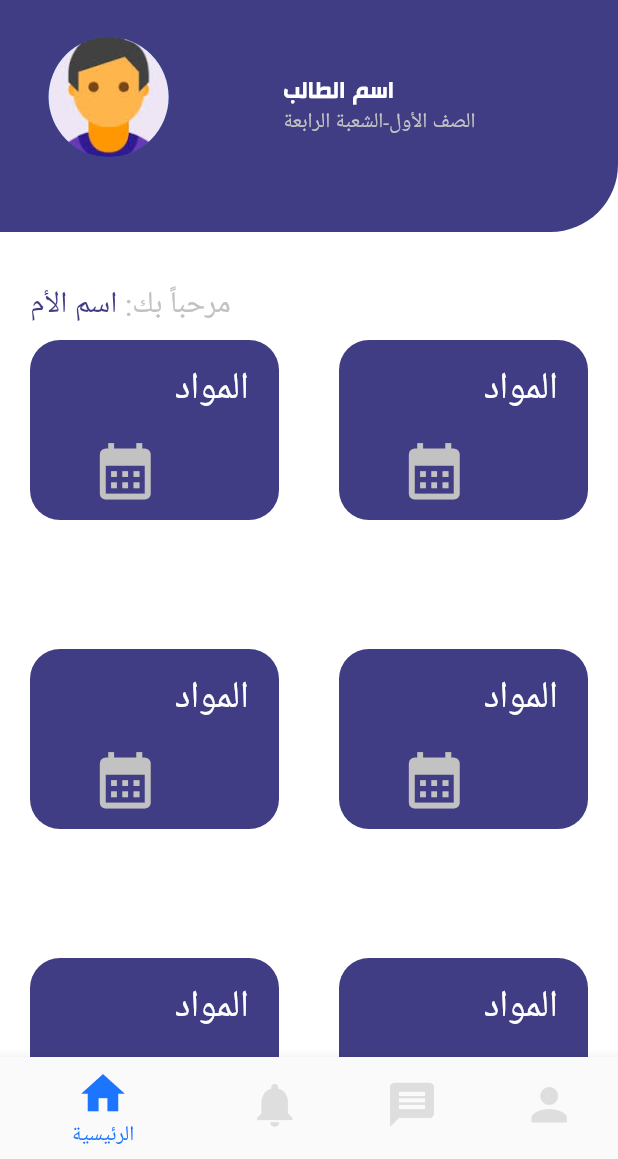
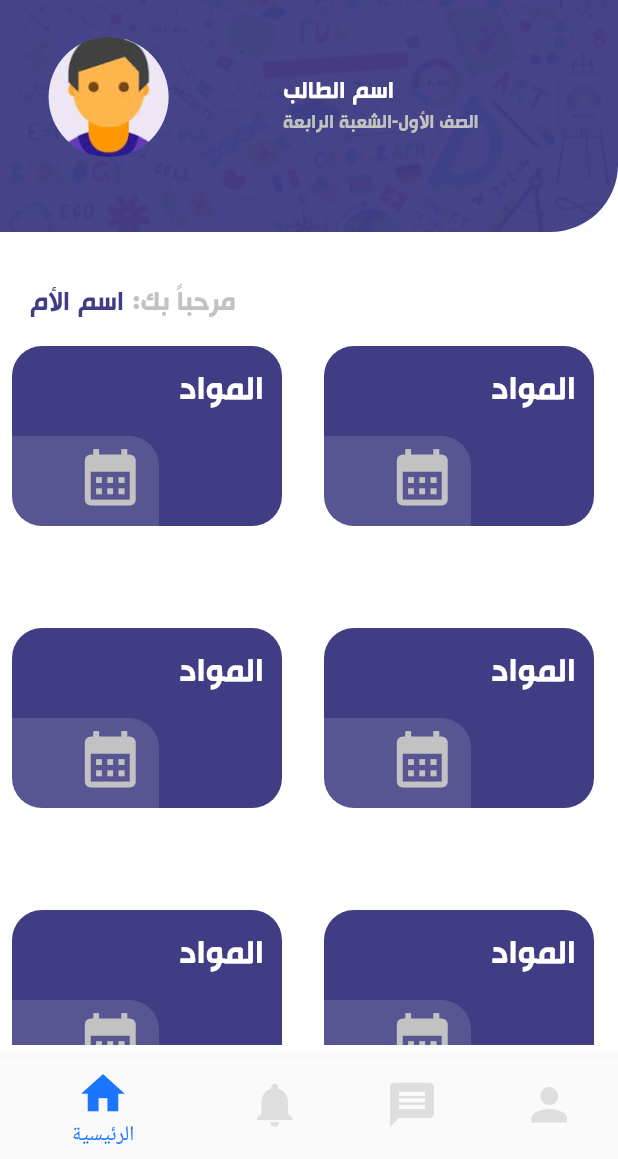
Before and after one commit to SuraAborass/SchoolApp, a Flutter app: the screen it shows after launch, on a phone screen of 412 x 824 dp, the part 77-1236 px from its top. Run offline on Flutter 3.47's test engine with Material 2 defaults, Android fonts, the light colour scheme and no system bars; our stand-ins replace get; Roboto replaces fonts that are missing (Hacen Tunisia Lt).

Commit message:
add homework and subjects screens

```diff
--- a/lib/Constants/get_pages.dart
+++ b/lib/Constants/get_pages.dart
@@ -1,4 +1,6 @@
 import 'package:get/get.dart';
+import '../PrsentationLayer/Screens/Public/HomeWorks_screen.dart';
+import '../PrsentationLayer/Screens/Public/Subjects_screen.dart';
 import '../PrsentationLayer/Screens/Public/home_screen.dart';
 import 'get_routes.dart';
 
@@ -7,4 +9,12 @@ List<GetPage<dynamic>> getPages = [
       name: AppRoutes.homeScreen,
       page: () => const HomeScreen(),
   ),
+  GetPage(
+    name: AppRoutes.subjectsScreen,
+    page: () => const SubjectsScreen(),
+  ),
+  GetPage(
+    name: AppRoutes.homeWorksScreen,
+    page: () => const HomeWorkScreen(),
+  ),
 ];
--- a/lib/Constants/get_routes.dart
+++ b/lib/Constants/get_routes.dart
@@ -1,3 +1,6 @@
 class AppRoutes {
   static const homeScreen = "/home";
+  static const subjectsScreen = "/home/subjectsScreen";
+  static const homeWorksScreen = "/home/homeWorksScreen";
+  static const busScreen = "/home/busScreen";
 }
--- a/lib/Constants/ui_colors.dart
+++ b/lib/Constants/ui_colors.dart
@@ -3,9 +3,11 @@ import 'package:flutter/material.dart';
 class UIColors {
 static const primary = Color(0xff403D84);
 static const white = Color(0xffFFFFFF);
+static const lightWhite = Color(0x20FFFFFF);
 static const gray = Color(0xffC2C2C2);
-static const pink = Color(0xffF65E5E);
+static const pink = Color(0xffE56464);
 static const green = Color(0xff68D464);
+static const lightBlack = Color(0xff6B6B6B);
 
 //bottom_navigation_bar
   static const iconColor = Color(0xffC2C2C2);
--- a/lib/Constants/ui_text_styles.dart
+++ b/lib/Constants/ui_text_styles.dart
@@ -10,6 +10,6 @@ class UITextStyle{
   fontWeight: FontWeight.normal,
      color: UIColors.gray,
      fontSize: 14,
-     fontFamily: "Hacen Tunisia Lt");
+     fontFamily: "Hacen");
 
 }
--- a/lib/PrsentationLayer/Screens/Public/home_screen.dart
+++ b/lib/PrsentationLayer/Screens/Public/home_screen.dart
@@ -9,6 +9,7 @@ import '../../Widgets/Public/bottom_navigation_bar.dart';
 import '../../Widgets/Public/drawer.dart';
 import 'package:get/get.dart';
 
+import '../../Widgets/Public/home_item.dart';
 import '../../Widgets/Subjects/Subject_item.dart';
 
 class HomeScreen extends StatelessWidget {
@@ -18,7 +19,7 @@ class HomeScreen extends StatelessWidget {
   Widget build(BuildContext context) {
     return Scaffold(
       backgroundColor: UIColors.white,
-      appBar: customAppBar(context),
+      appBar: customAppBar(),
       drawer: const CustomDrawer(),
       bottomNavigationBar: const CustomBottomNavigationBar(),
       body: Column(
@@ -35,6 +36,7 @@ class HomeScreen extends StatelessWidget {
                color: UIColors.primary,
                borderRadius: radiusbottomright,
              ),
+             child: Image.asset('assets/images/Image 2.png',fit: BoxFit.cover,),
            ),
            Row(
              mainAxisAlignment: MainAxisAlignment.start,
@@ -44,16 +46,6 @@ class HomeScreen extends StatelessWidget {
                  flex: 2,
                   child: Padding(
                     padding:  EdgeInsets.only(top: 20.0,right: 20,),
-                    //child:
-                    // Container(
-                    //   decoration: const BoxDecoration(
-                    //       image: DecorationImage(image: AssetImage("assets/images/user-default.png"),
-                    //           fit: BoxFit.cover),
-                    //       color: UIColors.white,
-                    //       borderRadius:  BorderRadius.all(Radius.circular(200.0))),
-                    //   height: 90,
-                    //   width: 90 ,
-                    // ),
                     child: CircleAvatar(
                      radius: 40,
                      backgroundImage: AssetImage("assets/images/user-default.png",),
@@ -93,18 +85,19 @@ class HomeScreen extends StatelessWidget {
             ),
             const SizedBoxHeight(),
             Expanded(
-              child: SizedBox(
-                width: Get.width,
-                child: GridView.builder(
-                  itemCount: 8,
-                gridDelegate: const SliverGridDelegateWithFixedCrossAxisCount(crossAxisCount: 2,
+              child: Padding(
+                padding: const EdgeInsets.all(8.0),
+                child: SizedBox(
+                  child: GridView.builder(
+                    itemCount: 8,
+                  gridDelegate: const SliverGridDelegateWithFixedCrossAxisCount(
+                    crossAxisCount: 2,crossAxisSpacing: 20),
+                    physics: const BouncingScrollPhysics(),
+                    itemBuilder: (context, i){
+                      return   HomeItem();
+                    },
                 ),
-                  itemBuilder: (context, i){
-                    return  Container(
-                        margin: const EdgeInsets.only(right: 20,left: 20),
-                        child:  const SubjectItem());
-                  },
-              ),
+                ),
               ),
             )
           ],
--- a/lib/PrsentationLayer/Widgets/Public/AppBar.dart
+++ b/lib/PrsentationLayer/Widgets/Public/AppBar.dart
@@ -1,11 +1,18 @@
 import 'package:flutter/material.dart';
 import '../../../Constants/ui_colors.dart';
 
-PreferredSizeWidget customAppBar(BuildContext context) {
+
+PreferredSizeWidget customAppBar({Widget? bool }) {
   return AppBar(
-    // leadingWidth: 200,
     backgroundColor: UIColors.primary,
     elevation: 0.0,
+    // shape: const RoundedRectangleBorder(
+    //   borderRadius: BorderRadius.only(
+    //     bottomRight: Radius.circular(24),
+    //   ),
+    // ),
+    flexibleSpace: Container(decoration: const BoxDecoration(
+        image:DecorationImage(image: AssetImage('assets/images/Image 2.png'),fit: BoxFit.cover)),),
     leading:   Builder(builder: (context) {
       return IconButton(
           onPressed: () {
@@ -24,7 +31,7 @@ PreferredSizeWidget customAppBar(BuildContext context) {
     //   width: 119,
     // ),
     actions: [
-      Align(
+    Align(
         alignment: Alignment.centerLeft,
         child: Padding(
           padding: const EdgeInsets.only(top: 14.0,left: 14),
@@ -32,7 +39,7 @@ PreferredSizeWidget customAppBar(BuildContext context) {
             'assets/images/logo.png',
           ),
         ),
-      ),
+      )
     ],
   );
 }
--- /dev/null
+++ b/lib/PrsentationLayer/Widgets/Public/home_item.dart
@@ -0,0 +1,40 @@
+import 'package:flutter/material.dart';
+import '../../../Constants/ui_colors.dart';
+import '../../../Constants/ui_text_styles.dart';
+import 'package:get/get.dart';
+
+class HomeItem extends StatelessWidget {
+  const HomeItem({Key? key}) : super(key: key);
+// final String route;
+// final String name;
+  @override
+  Widget build(BuildContext context) {
+    return InkWell(
+      onTap: (){},
+      child: Stack(
+        children: [
+          Container(
+            decoration: BoxDecoration(
+              borderRadius: BorderRadius.circular(20),
+              color: UIColors.primary,
+            ),
+            width: 180,
+            height: 120,
+          ),
+          Positioned( top: 15,right:20,
+            child: Text('المواد',
+              style: UITextStyle.bodyNormal.copyWith(color: UIColors.white,fontSize: 25),),),
+              Positioned(top: 60,right: 90,
+                  child: Container(height: 60, width: 100,
+          decoration: const BoxDecoration(
+                color: UIColors.lightWhite,
+                borderRadius: BorderRadius. only(topRight: Radius.circular(20))
+              ),
+               )),
+          const Positioned(top: 65,right:100,
+              child: Icon(Icons.calendar_month,size: 45,color: UIColors.iconColor,))
+        ],
+      ),
+    );
+  }
+}
```
Also changed, not shown: lib/PrsentationLayer/Screens/Public/Bus_screen.dart (added, +16 -0 lines), lib/PrsentationLayer/Screens/Public/HomeWorks_screen.dart (added, +30 -0 lines), lib/PrsentationLayer/Screens/Public/Subjects_screen.dart (added, +31 -0 lines), lib/PrsentationLayer/Screens/Public/holiday_screen.dart (added, +10 -0 lines), lib/PrsentationLayer/Widgets/Holidays/holiday_item.dart (added, +10 -0 lines), lib/PrsentationLayer/Widgets/HomeWorks/home_work_item.dart (added, +37 -0 lines), lib/PrsentationLayer/Widgets/Public/drawer.dart (+55 -1 lines), lib/PrsentationLayer/Widgets/Subjects/Subject_item.dart (+11 -12 lines), assets/images/Capture.png (added), assets/images/Image 1.png (added), 1 other file.
